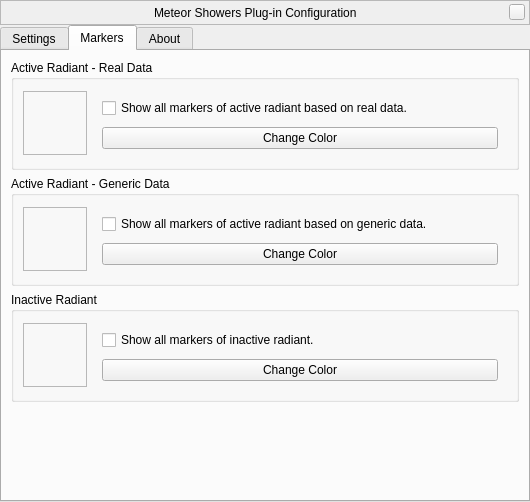
The window that plugins/MeteorShowers/src/gui/meteorShowerDialog.ui (519984307/stellarium_src) describes before a commit, drawn with Qt 5.
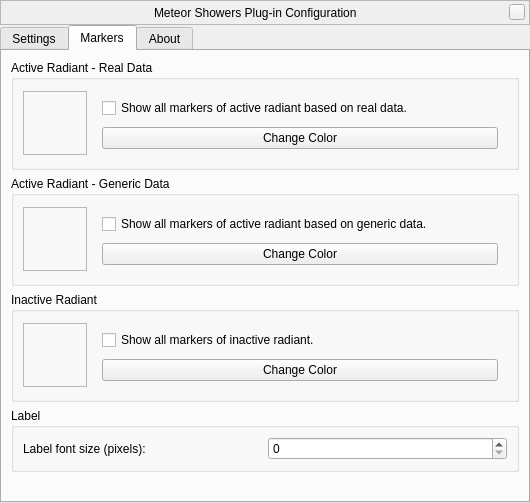
The same window after the commit. Icons and pictures are not drawn. Custom widgets are drawn as their Qt base class.

Commit message: Add a spin box to change the font size

Patch:
```diff
--- a/plugins/MeteorShowers/src/gui/meteorShowerDialog.ui
+++ b/plugins/MeteorShowers/src/gui/meteorShowerDialog.ui
@@ -7,7 +7,7 @@
     <x>0</x>
     <y>0</y>
     <width>530</width>
-    <height>502</height>
+    <height>503</height>
    </rect>
   </property>
   <property name="windowTitle">
@@ -604,6 +604,25 @@
          </layout>
         </widget>
        </item>
+       <item>
+        <widget class="QGroupBox" name="labelSizeGroup">
+         <property name="title">
+          <string>Label</string>
+         </property>
+         <layout class="QGridLayout" name="gridLayout_5">
+          <item row="0" column="0">
+           <widget class="QLabel" name="label">
+            <property name="text">
+             <string>Label font size (pixels):</string>
+            </property>
+           </widget>
+          </item>
+          <item row="0" column="1">
+           <widget class="QSpinBox" name="fontSizeSpinBox"/>
+          </item>
+         </layout>
+        </widget>
+       </item>
        <item>
         <spacer name="verticalSpacer">
          <property name="orientation">
```
Left out of the diff: 2 changed lines with no effect on the pictures. The commit also changes 3 other files.
